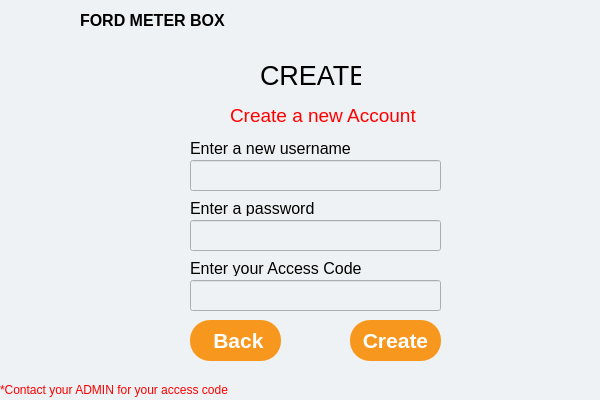
Qt form UI/Create.ui (lilyrothschild8/ECE_406_Motor) before a commit.
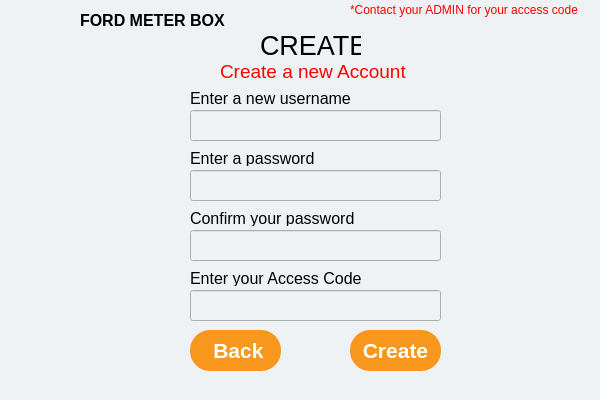
The same form after that commit. Icons and pictures are not drawn.

What changed in the file:
```diff
--- a/UI/Create.ui
+++ b/UI/Create.ui
@@ -77,7 +77,7 @@
     <property name="geometry">
      <rect>
       <x>260</x>
-      <y>60</y>
+      <y>30</y>
       <width>101</width>
       <height>31</height>
      </rect>
@@ -97,7 +97,7 @@
     <property name="geometry">
      <rect>
       <x>190</x>
-      <y>140</y>
+      <y>90</y>
       <width>161</width>
       <height>16</height>
      </rect>
@@ -115,7 +115,7 @@
     <property name="geometry">
      <rect>
       <x>350</x>
-      <y>320</y>
+      <y>330</y>
       <width>91</width>
       <height>41</height>
      </rect>
@@ -139,10 +139,10 @@
    <widget class="QLabel" name="label_5">
     <property name="geometry">
      <rect>
-      <x>230</x>
-      <y>100</y>
+      <x>220</x>
+      <y>61</y>
       <width>191</width>
-      <height>31</height>
+      <height>20</height>
      </rect>
     </property>
     <property name="font">
@@ -161,7 +161,7 @@
     <property name="geometry">
      <rect>
       <x>190</x>
-      <y>160</y>
+      <y>110</y>
       <width>251</width>
       <height>31</height>
      </rect>
@@ -171,7 +171,7 @@
     <property name="geometry">
      <rect>
       <x>190</x>
-      <y>280</y>
+      <y>290</y>
       <width>251</width>
       <height>31</height>
      </rect>
@@ -181,7 +181,7 @@
     <property name="geometry">
      <rect>
       <x>190</x>
-      <y>260</y>
+      <y>270</y>
       <width>171</width>
       <height>16</height>
      </rect>
@@ -199,7 +199,7 @@
     <property name="geometry">
      <rect>
       <x>190</x>
-      <y>220</y>
+      <y>170</y>
       <width>251</width>
       <height>31</height>
      </rect>
@@ -209,7 +209,7 @@
     <property name="geometry">
      <rect>
       <x>190</x>
-      <y>200</y>
+      <y>150</y>
       <width>131</width>
       <height>16</height>
      </rect>
@@ -226,8 +226,8 @@
    <widget class="QLabel" name="label_8">
     <property name="geometry">
      <rect>
-      <x>0</x>
-      <y>380</y>
+      <x>350</x>
+      <y>0</y>
       <width>241</width>
       <height>20</height>
      </rect>
@@ -248,7 +248,7 @@
     <property name="geometry">
      <rect>
       <x>190</x>
-      <y>320</y>
+      <y>330</y>
       <width>91</width>
       <height>41</height>
      </rect>
@@ -269,6 +269,55 @@
      <string> Back</string>
     </property>
    </widget>
+   <widget class="QLineEdit" name="confirmPassField">
+    <property name="geometry">
+     <rect>
+      <x>190</x>
+      <y>230</y>
+      <width>251</width>
+      <height>31</height>
+     </rect>
+    </property>
+   </widget>
+   <widget class="QLabel" name="label_9">
+    <property name="geometry">
+     <rect>
+      <x>190</x>
+      <y>210</y>
+      <width>171</width>
+      <height>16</height>
+     </rect>
+    </property>
+    <property name="font">
+     <font>
+      <pointsize>12</pointsize>
+     </font>
+    </property>
+    <property name="text">
+     <string>Confirm your password</string>
+    </property>
+   </widget>
+   <widget class="QLabel" name="errormessage">
+    <property name="geometry">
+     <rect>
+      <x>0</x>
+      <y>380</y>
+      <width>431</width>
+      <height>21</height>
+     </rect>
+    </property>
+    <property name="font">
+     <font>
+      <pointsize>12</pointsize>
+     </font>
+    </property>
+    <property name="styleSheet">
+     <string notr="true">color:rgb(255, 0, 0)</string>
+    </property>
+    <property name="text">
+     <string/>
+    </property>
+   </widget>
   </widget>
  </widget>
  <resources/>
```
Left out of the diff: 8 changed lines with no effect on the pictures.
